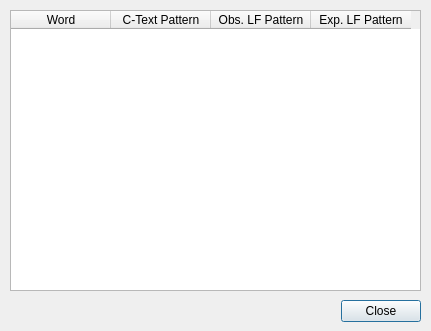
Above: ui/WordPatternsDialogUI.ui from ProPane865/CryptAnalyst before the change. Below: the same form after it.
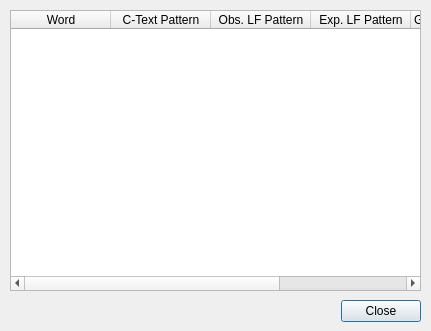
That is the form after the change.

Commit message: Implemented pattern generalization

```diff
--- a/ui/WordPatternsDialogUI.ui
+++ b/ui/WordPatternsDialogUI.ui
@@ -54,6 +54,16 @@
      <string>Exp. LF Pattern</string>
     </property>
    </column>
+   <column>
+    <property name="text">
+     <string>GObs. LF Pattern</string>
+    </property>
+   </column>
+   <column>
+    <property name="text">
+     <string>GExp. LF Pattern</string>
+    </property>
+   </column>
   </widget>
   <widget class="QDialogButtonBox" name="buttonBox">
    <property name="geometry">
```
The commit also changes 2 other files.
